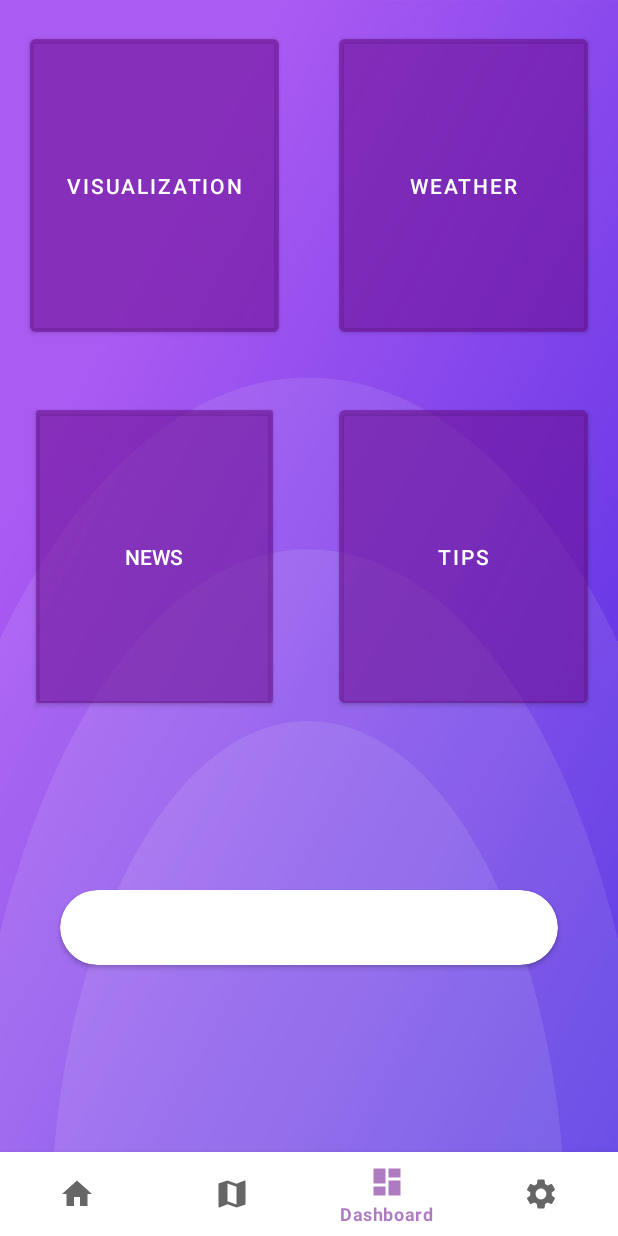
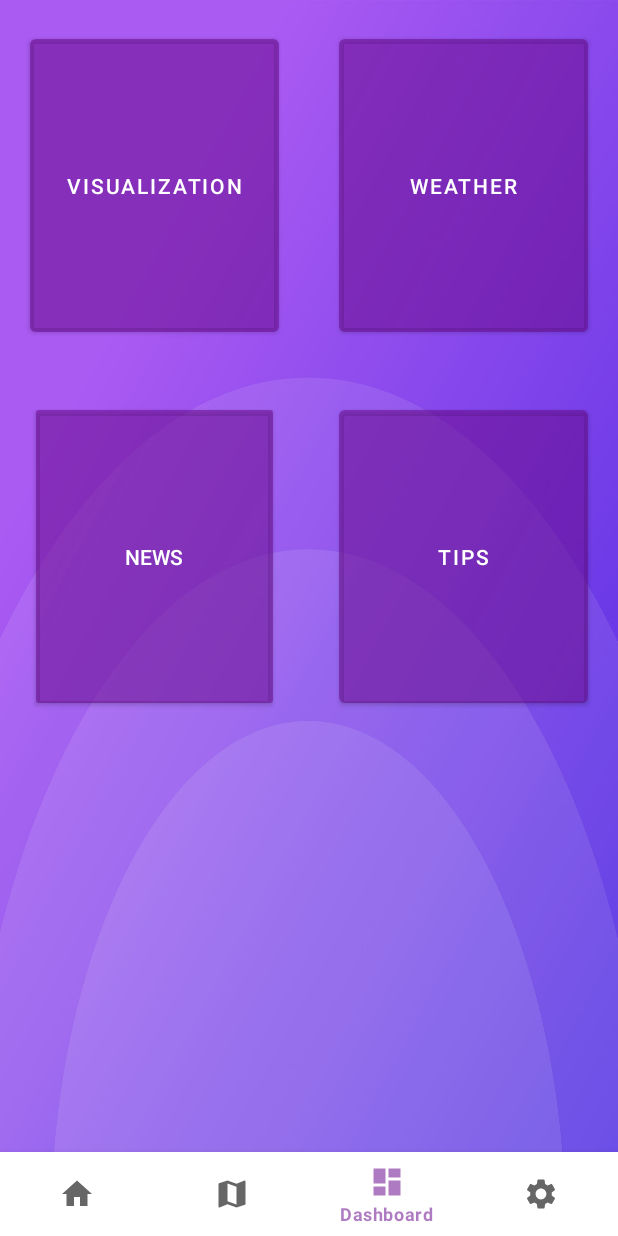
Before and after one commit to ETS-Android2/PSafe3.0, an Android app: the DashboardFragment screen opened through its navigation route, on a phone screen of 412 x 824 dp. Run offline under Robolectric (Android 15) with nearby library versions, the phone set to English and light mode, and no system bars; our stand-ins replace navigation-ui.

Commit message:
fix some UI of dashboard

```diff
--- a/app/src/main/java/com/example/psafe/ui/dashboard/DashboardFragment.java
+++ b/app/src/main/java/com/example/psafe/ui/dashboard/DashboardFragment.java
@@ -64,10 +64,6 @@ public class DashboardFragment extends Fragment {
             navController.navigate(R.id.action_nav_dashboard_to_nav_weather);
         });
 
-        fragmentDashboardBinding.testCardButton.setOnClickListener(v -> {
-            NavController navController = Navigation.findNavController(v);
-            navController.navigate(R.id.action_nav_dashboard_to_nav_weather);
-        });
     }
 
     @Override
--- a/app/src/main/res/layout/fragment_dashboard.xml
+++ b/app/src/main/res/layout/fragment_dashboard.xml
@@ -86,14 +86,4 @@
         app:layout_constraintStart_toStartOf="@id/guideline12"
         app:layout_constraintTop_toTopOf="parent" />
 
-    <androidx.cardview.widget.CardView
-        android:id="@+id/test_card_button"
-        app:cardCornerRadius="@dimen/dashboard_radius"
-        android:layout_width="0dp"
-        android:layout_height="50dp"
-        android:layout_marginHorizontal="40dp"
-        app:layout_constraintBottom_toTopOf="@+id/guideline13"
-        app:layout_constraintEnd_toEndOf="parent"
-        app:layout_constraintStart_toStartOf="parent"
-        app:layout_constraintTop_toTopOf="@+id/guideline11" />
 </androidx.constraintlayout.widget.ConstraintLayout>
```
